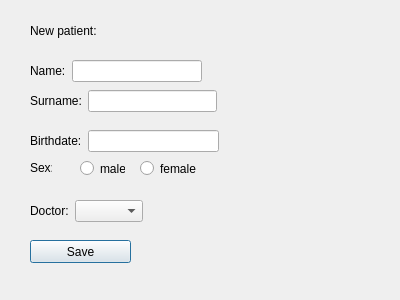
Old version of the form courses/prog_base_3/project/ClinicsManagementSystem/adminnewpatient.ui in the repository KarinaChumak/KPIrepository.
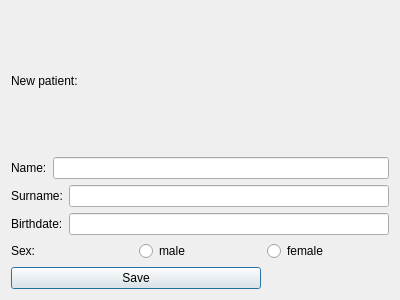
New version of the form.

The edit to the form file:
```diff
--- a/courses/prog_base_3/project/ClinicsManagementSystem/adminnewpatient.ui
+++ b/courses/prog_base_3/project/ClinicsManagementSystem/adminnewpatient.ui
@@ -13,67 +13,8 @@
   <property name="windowTitle">
    <string>Dialog</string>
   </property>
-  <widget class="QLabel" name="label">
-   <property name="geometry">
-    <rect>
-     <x>30</x>
-     <y>20</y>
-     <width>141</width>
-     <height>21</height>
-    </rect>
-   </property>
-   <property name="text">
-    <string>New patient:</string>
-   </property>
-  </widget>
-  <widget class="QLabel" name="label_3">
-   <property name="geometry">
-    <rect>
-     <x>30</x>
-     <y>160</y>
-     <width>22</width>
-     <height>16</height>
-    </rect>
-   </property>
-   <property name="text">
-    <string>Sex:</string>
-   </property>
-  </widget>
-  <widget class="QPushButton" name="pushButton_save">
-   <property name="geometry">
-    <rect>
-     <x>30</x>
-     <y>240</y>
-     <width>101</width>
-     <height>23</height>
-    </rect>
-   </property>
-   <property name="text">
-    <string>Save</string>
-   </property>
-  </widget>
-  <widget class="QRadioButton" name="radioButton_female">
-   <property name="geometry">
-    <rect>
-     <x>140</x>
-     <y>160</y>
-     <width>82</width>
-     <height>17</height>
-    </rect>
-   </property>
-   <property name="text">
-    <string>female</string>
-   </property>
-  </widget>
-  <widget class="QWidget" name="">
-   <property name="geometry">
-    <rect>
-     <x>30</x>
-     <y>60</y>
-     <width>172</width>
-     <height>22</height>
-    </rect>
-   </property>
+  <layout class="QGridLayout" name="gridLayout">
+   <item row="1" column="0" colspan="3">
    <layout class="QHBoxLayout" name="horizontalLayout_6">
     <item>
      <widget class="QLabel" name="label_2">
@@ -86,16 +27,8 @@
      <widget class="QLineEdit" name="lineEdit_name"/>
     </item>
    </layout>
-  </widget>
-  <widget class="QWidget" name="">
-   <property name="geometry">
-    <rect>
-     <x>30</x>
-     <y>90</y>
-     <width>187</width>
-     <height>22</height>
-    </rect>
-   </property>
+   </item>
+   <item row="2" column="0" colspan="3">
    <layout class="QHBoxLayout" name="horizontalLayout_7">
     <item>
      <widget class="QLabel" name="label_11">
@@ -108,16 +41,8 @@
      <widget class="QLineEdit" name="lineEdit_surname"/>
     </item>
    </layout>
-  </widget>
-  <widget class="QWidget" name="">
-   <property name="geometry">
-    <rect>
-     <x>30</x>
-     <y>130</y>
-     <width>189</width>
-     <height>22</height>
-    </rect>
-   </property>
+   </item>
+   <item row="3" column="0" colspan="3">
    <layout class="QHBoxLayout" name="horizontalLayout_8">
     <item>
      <widget class="QLabel" name="label_10">
@@ -130,42 +55,43 @@
      <widget class="QLineEdit" name="lineEdit_birthdate"/>
     </item>
    </layout>
-  </widget>
-  <widget class="QWidget" name="">
-   <property name="geometry">
-    <rect>
-     <x>30</x>
-     <y>200</y>
-     <width>113</width>
-     <height>22</height>
-    </rect>
-   </property>
-   <layout class="QHBoxLayout" name="horizontalLayout_10">
-    <item>
-     <widget class="QLabel" name="label_9">
+   </item>
+   <item row="0" column="0" colspan="3">
+    <widget class="QLabel" name="label">
       <property name="text">
-       <string>Doctor:</string>
+      <string>New patient:</string>
       </property>
      </widget>
     </item>
-    <item>
-     <widget class="QComboBox" name="comboBox"/>
-    </item>
-   </layout>
-  </widget>
+   <item row="4" column="0">
+    <widget class="QLabel" name="label_3">
+     <property name="text">
+      <string>Sex:</string>
+     </property>
+    </widget>
+   </item>
+   <item row="4" column="1">
   <widget class="QRadioButton" name="radioButton_male">
-   <property name="geometry">
-    <rect>
-     <x>80</x>
-     <y>160</y>
-     <width>45</width>
-     <height>17</height>
-    </rect>
-   </property>
    <property name="text">
     <string>male</string>
    </property>
   </widget>
+   </item>
+   <item row="4" column="2">
+    <widget class="QRadioButton" name="radioButton_female">
+     <property name="text">
+      <string>female</string>
+     </property>
+    </widget>
+   </item>
+   <item row="5" column="0" colspan="2">
+    <widget class="QPushButton" name="pushButton_save">
+     <property name="text">
+      <string>Save</string>
+     </property>
+    </widget>
+   </item>
+  </layout>
  </widget>
  <resources/>
  <connections/>
```
Lines whose indentation alone changed are shown as unchanged.
